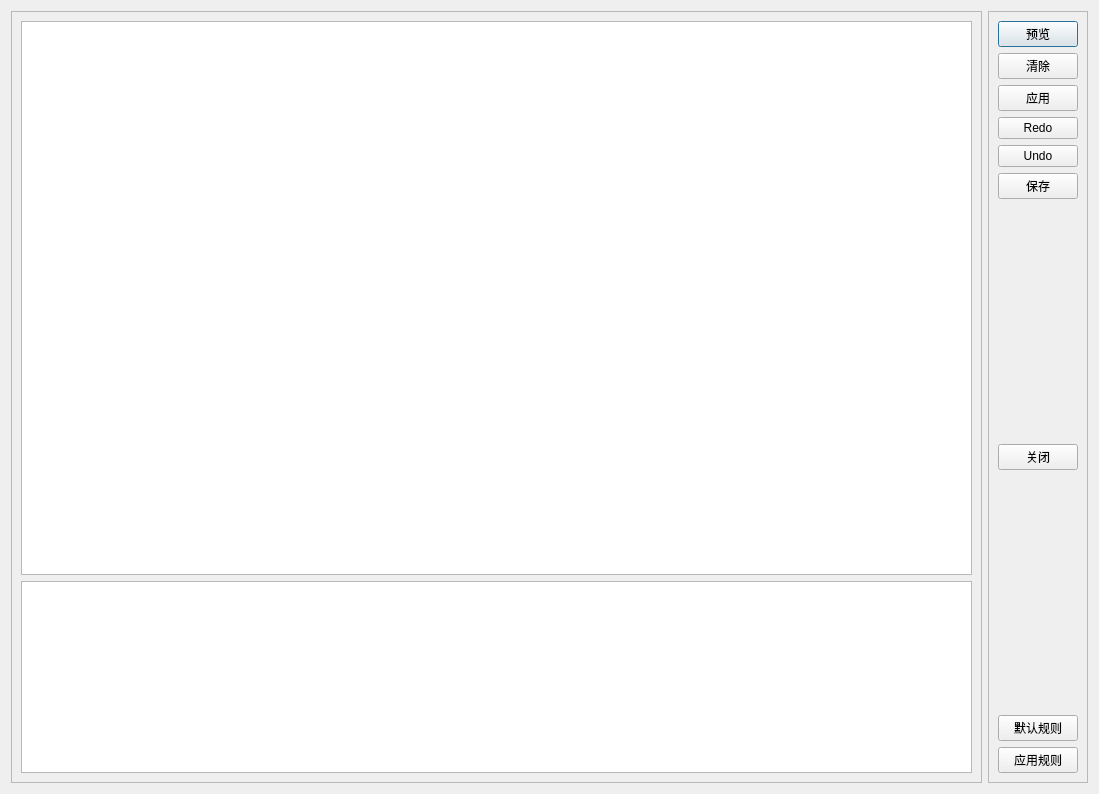
Above: ui_correct.ui from jondy/mkepub before the change. Below: the same form after it.
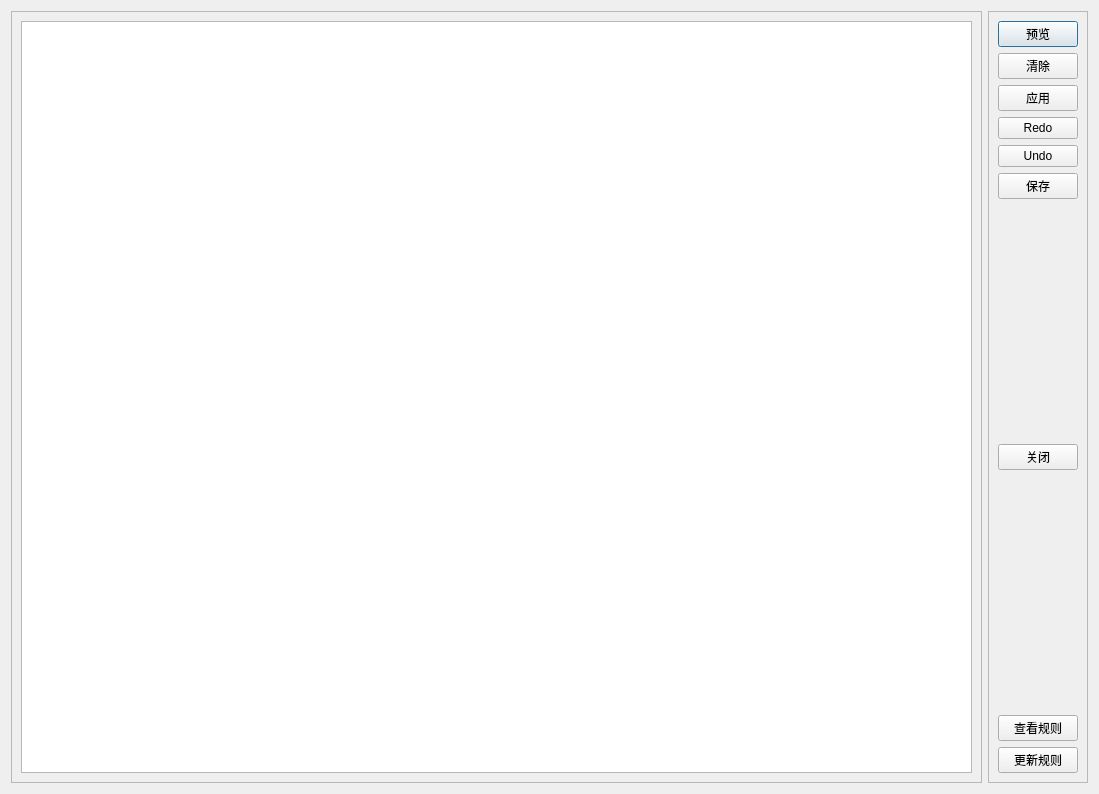
That is the form after the change.

```diff
--- a/ui_correct.ui
+++ b/ui_correct.ui
@@ -26,16 +26,6 @@
       <item>
        <widget class="QTextEdit" name="textEdit"/>
       </item>
-      <item>
-       <widget class="QPlainTextEdit" name="plainTextEdit">
-        <property name="sizePolicy">
-         <sizepolicy hsizetype="Expanding" vsizetype="Fixed">
-          <horstretch>0</horstretch>
-          <verstretch>0</verstretch>
-         </sizepolicy>
-        </property>
-       </widget>
-      </item>
      </layout>
     </widget>
    </item>
@@ -126,14 +116,14 @@
       <item>
        <widget class="QPushButton" name="pushButtonResetRuler">
         <property name="text">
-         <string>默认规则</string>
+         <string>查看规则</string>
         </property>
        </widget>
       </item>
       <item>
        <widget class="QPushButton" name="pushButtonReloadRuler">
         <property name="text">
-         <string>应用规则</string>
+         <string>更新规则</string>
         </property>
        </widget>
       </item>
```
Left out of the diff: 4 changed lines with no effect on the pictures.
